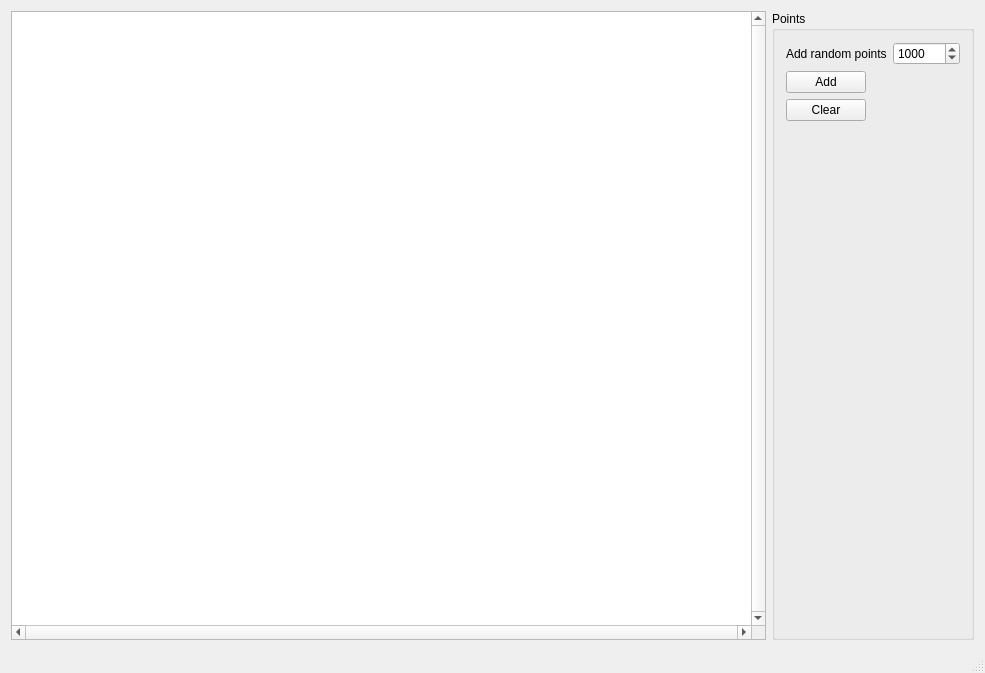
Old version of the form mainwindow.ui in the repository jetSett/Delaunay-moving-points.
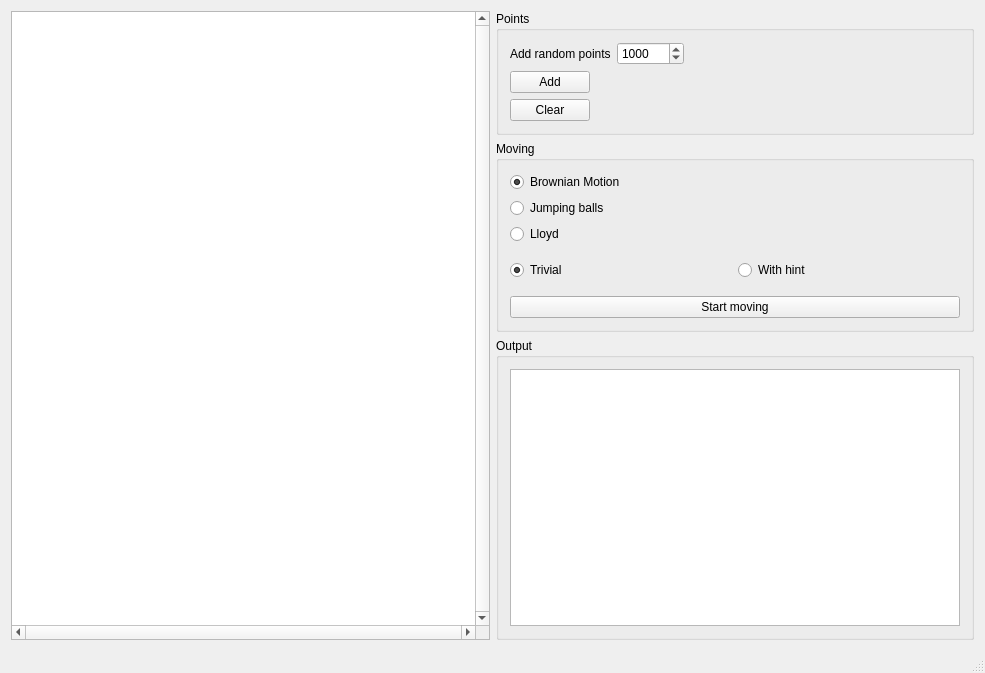
New version of the form.

Patch:
```diff
--- a/mainwindow.ui
+++ b/mainwindow.ui
@@ -17,6 +17,18 @@
    <layout class="QHBoxLayout" name="horizontalLayout">
     <item>
      <widget class="QGraphicsView" name="graphicsView">
+      <property name="sizePolicy">
+       <sizepolicy hsizetype="Expanding" vsizetype="Expanding">
+        <horstretch>0</horstretch>
+        <verstretch>0</verstretch>
+       </sizepolicy>
+      </property>
+      <property name="minimumSize">
+       <size>
+        <width>0</width>
+        <height>0</height>
+       </size>
+      </property>
       <property name="focusPolicy">
        <enum>Qt::StrongFocus</enum>
       </property>
@@ -80,6 +92,146 @@
         </layout>
        </widget>
       </item>
+      <item>
+       <widget class="QGroupBox" name="groupBox_2">
+        <property name="title">
+         <string>Moving</string>
+        </property>
+        <layout class="QVBoxLayout" name="verticalLayout_3">
+         <item>
+          <layout class="QVBoxLayout" name="verticalLayout_2">
+           <item>
+            <widget class="QRadioButton" name="brownianRadioButton">
+             <property name="text">
+              <string>Brownian Motion</string>
+             </property>
+             <property name="checked">
+              <bool>true</bool>
+             </property>
+             <attribute name="buttonGroup">
+              <string notr="true">motionTypeButtonGroup</string>
+             </attribute>
+            </widget>
+           </item>
+           <item>
+            <widget class="QRadioButton" name="jumpingBallRadioButton">
+             <property name="text">
+              <string>Jumping balls</string>
+             </property>
+             <attribute name="buttonGroup">
+              <string notr="true">motionTypeButtonGroup</string>
+             </attribute>
+            </widget>
+           </item>
+           <item>
+            <widget class="QRadioButton" name="lloydRadioButton">
+             <property name="text">
+              <string>Lloyd</string>
+             </property>
+             <attribute name="buttonGroup">
+              <string notr="true">motionTypeButtonGroup</string>
+             </attribute>
+            </widget>
+           </item>
+           <item>
+            <spacer name="verticalSpacer">
+             <property name="orientation">
+              <enum>Qt::Vertical</enum>
+             </property>
+             <property name="sizeType">
+              <enum>QSizePolicy::Fixed</enum>
+             </property>
+             <property name="sizeHint" stdset="0">
+              <size>
+               <width>20</width>
+               <height>10</height>
+              </size>
+             </property>
+            </spacer>
+           </item>
+           <item>
+            <layout class="QHBoxLayout" name="horizontalLayout_2">
+             <item>
+              <widget class="QRadioButton" name="trivialRadioButton">
+               <property name="text">
+                <string>Trivial </string>
+               </property>
+               <property name="checked">
+                <bool>true</bool>
+               </property>
+               <attribute name="buttonGroup">
+                <string notr="true">delauneyMovingTypeButtonGroup</string>
+               </attribute>
+              </widget>
+             </item>
+             <item>
+              <widget class="QRadioButton" name="hintRadioButton">
+               <property name="text">
+                <string>With hint</string>
+               </property>
+               <attribute name="buttonGroup">
+                <string notr="true">delauneyMovingTypeButtonGroup</string>
+               </attribute>
+              </widget>
+             </item>
+            </layout>
+           </item>
+           <item>
+            <spacer name="verticalSpacer_2">
+             <property name="orientation">
+              <enum>Qt::Vertical</enum>
+             </property>
+             <property name="sizeType">
+              <enum>QSizePolicy::Fixed</enum>
+             </property>
+             <property name="sizeHint" stdset="0">
+              <size>
+               <width>20</width>
+               <height>10</height>
+              </size>
+             </property>
+            </spacer>
+           </item>
+           <item>
+            <widget class="QPushButton" name="moveButton">
+             <property name="text">
+              <string>Start moving</string>
+             </property>
+            </widget>
+           </item>
+          </layout>
+         </item>
+        </layout>
+        <zorder>groupBox</zorder>
+        <zorder>verticalLayoutWidget</zorder>
+       </widget>
+      </item>
+      <item>
+       <widget class="QGroupBox" name="groupBox_3">
+        <property name="title">
+         <string>Output</string>
+        </property>
+        <layout class="QVBoxLayout" name="verticalLayout_5">
+         <item>
+          <layout class="QVBoxLayout" name="verticalLayout_4">
+           <item>
+            <widget class="QTextEdit" name="outputText">
+             <property name="maximumSize">
+              <size>
+               <width>800</width>
+               <height>16777215</height>
+              </size>
+             </property>
+             <property name="readOnly">
+              <bool>true</bool>
+             </property>
+            </widget>
+           </item>
+          </layout>
+         </item>
+        </layout>
+       </widget>
+      </item>
      </layout>
     </item>
    </layout>
```
Left out of the diff: 4 changed lines with no effect on the pictures.
